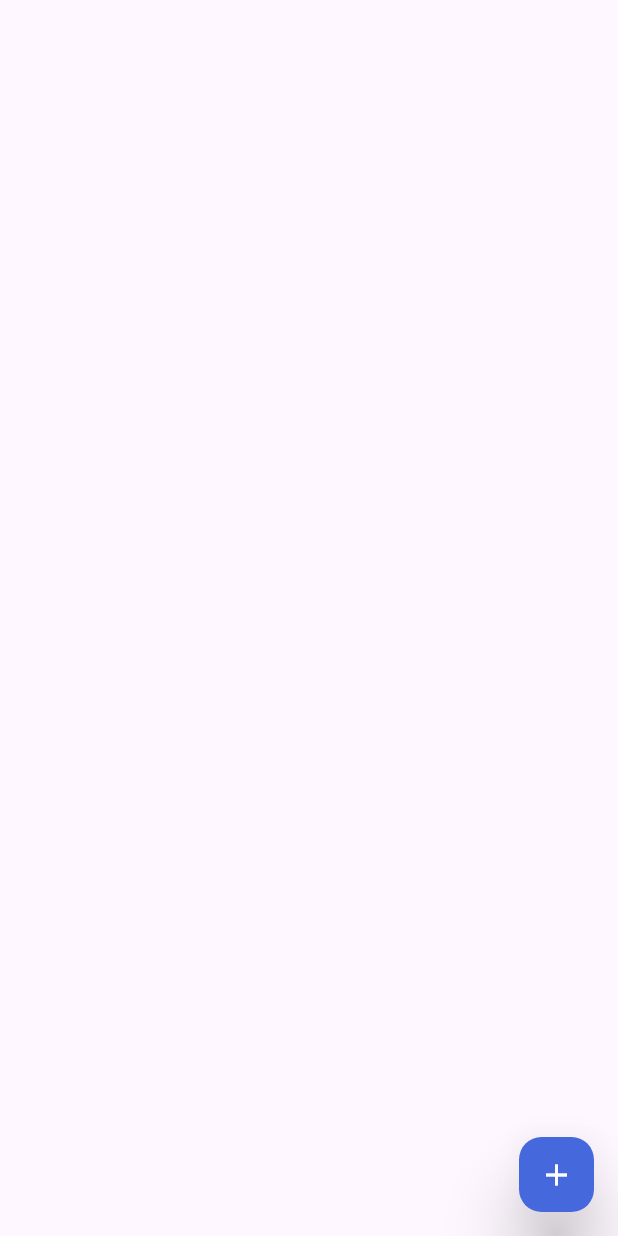
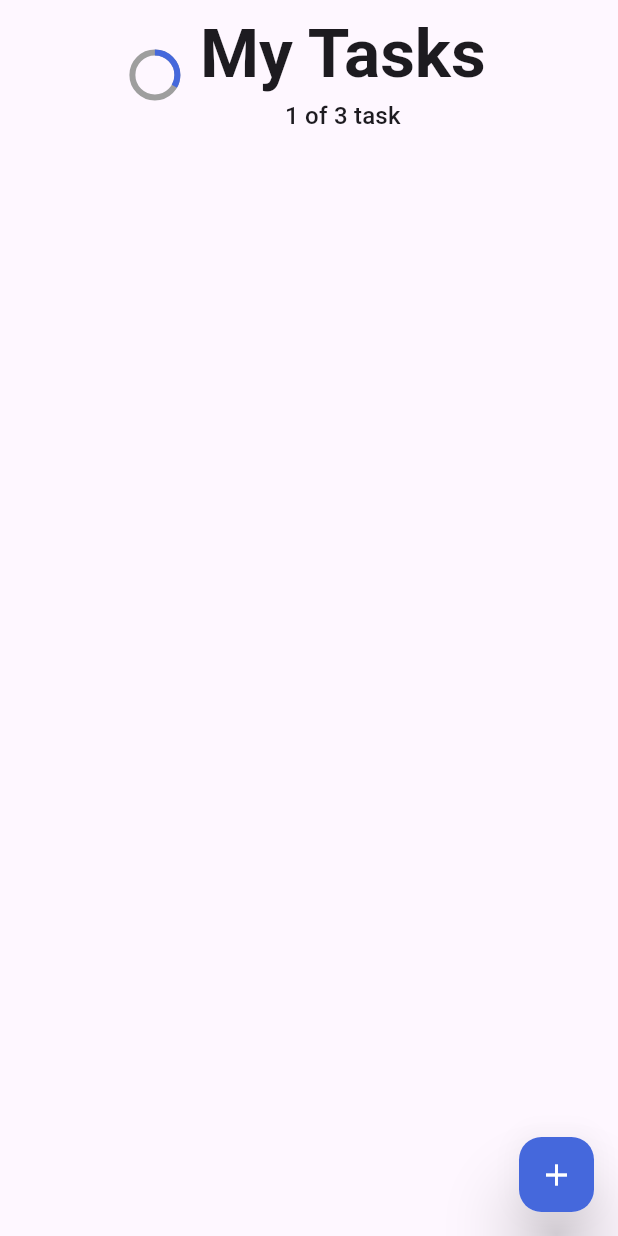
Before and after one commit to CodeByAshraf/todo_app, a Flutter app: the screen it shows after launch, on a phone screen of 412 x 824 dp. Run offline on Flutter 3.47's test engine with Material 3 defaults, Android fonts, the phone set to English and light mode, and no system bars.

Commit message:
custome appBar

```diff
--- /dev/null
+++ b/lib/extensions/space.dart
@@ -0,0 +1,11 @@
+import 'package:flutter/material.dart';
+
+extension IntExtension on int {
+  Widget get h => SizedBox(
+        height: toDouble(),
+      );
+
+  Widget get w => SizedBox(
+        width: toDouble(),
+      );
+}
--- /dev/null
+++ b/lib/utils/strings.dart
@@ -0,0 +1,17 @@
+class MyString {
+  static const String mainTitle = "My Tasks";
+  static const String deletedTask = "This task was deleted";
+  static const String doneAllTask = "You Have Done All Tasks!👌";
+  static const String addNewTask = "Add New ";
+  static const String updateCurrentTask = "Update ";
+  static const String taskStrnig = "Task";
+  static const String titleOfTitleTextField = "What are you planing😇?";
+  static const String addNote = 'Add Note';
+  static const String timeString = "Time";
+  static const String dateString = "Date";
+  static const String deleteTask = "Delete Task";
+  static const String addTaskString = "Add Task";
+  static const String updateTaskString = "Update Task";
+  static const String oopsMsg = "Oops!";
+  static const String areYouSure = "Are You Sure?";
+}
--- a/lib/widget/home.dart
+++ b/lib/widget/home.dart
@@ -1,4 +1,7 @@
 import 'package:flutter/material.dart';
+import 'package:todo_app/extensions/space.dart';
+import 'package:todo_app/utils/colors.dart';
+import 'package:todo_app/utils/strings.dart';
 import 'package:todo_app/widget/custome_fab.dart';
 
 class HomeView extends StatefulWidget {
@@ -11,10 +14,49 @@ class HomeView extends StatefulWidget {
 class _HomeViewState extends State<HomeView> {
   @override
   Widget build(BuildContext context) {
+    var textTheme=Theme.of(context).textTheme;
     return Scaffold(
       floatingActionButton: customeFab(),
+      body: SafeArea(
+        child: SizedBox(
+          height: double.infinity,
+          width: double.infinity,
+          child: Column(
+            children: [
+              Container(
+                width: double.infinity,
+                height: 100,
+                child: Row(
+                  mainAxisAlignment: MainAxisAlignment.center,
+                  children: [
+                    const SizedBox(
+                      height: 30,
+                      width: 30,
+                      child:  CircularProgressIndicator(
+                        value: 1/3,
+                        backgroundColor: Colors.grey,
+                        valueColor: AlwaysStoppedAnimation(MyColors.primaryColor),
+                      ),
+                    ),
+                    15.w,
+                    Column(
+                      mainAxisAlignment: MainAxisAlignment.center,
+                      children: [
+                        Text(MyString.mainTitle,style: textTheme.displayMedium?.copyWith(
+                          fontWeight: FontWeight.bold
+                        ),),
+                        3.h,
+                        Text("1 of 3 task",style: textTheme.titleMedium,),
+                      ],
+                    ),
+                  ],
+                ),
+
+              )
+            ],
+          ),
+        ),
+      ),
     );
   }
-
-
 }
```
